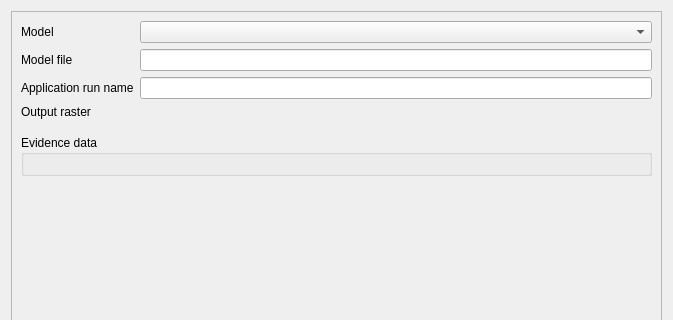
Qt form eis_qgis_plugin/resources/ui/modeling/application.ui (GispoCoding/eis_qgis_plugin) before a commit; both pictures show x 0 to 673 and y 0 to 320 of the 673 by 804 pixel window.
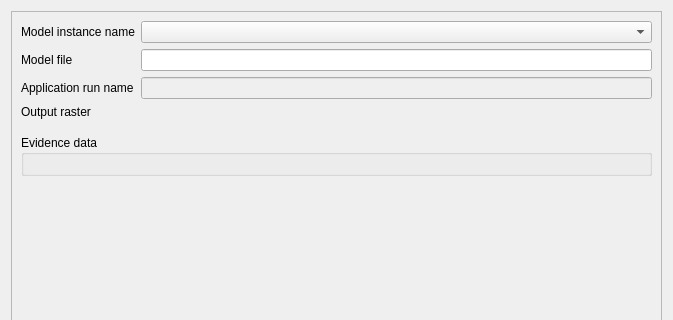
The same form after that commit. Custom widgets are drawn as their Qt base class.

Commit message: Update model history and the underlaying data model (refactor to dataclass

```diff
--- a/eis_qgis_plugin/resources/ui/modeling/application.ui
+++ b/eis_qgis_plugin/resources/ui/modeling/application.ui
@@ -39,12 +39,16 @@
           </widget>
          </item>
          <item row="2" column="1">
-          <widget class="QLineEdit" name="application_run_name_input"/>
+          <widget class="QLineEdit" name="application_run_name_input">
+           <property name="enabled">
+            <bool>false</bool>
+           </property>
+          </widget>
          </item>
          <item row="0" column="0">
           <widget class="QLabel" name="application_model_selection_label">
            <property name="text">
-            <string>Model</string>
+            <string>Model instance name</string>
            </property>
           </widget>
          </item>
```
The commit also changes 9 other files.
